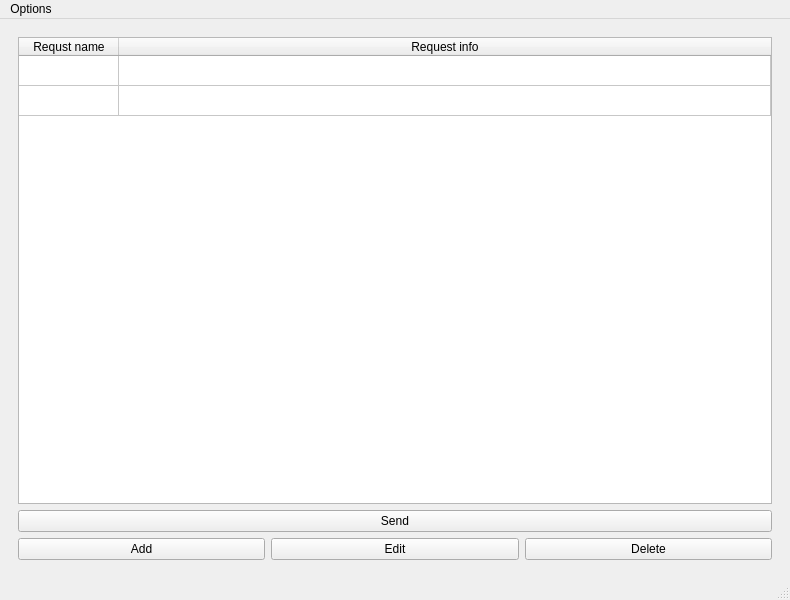
First picture: the form in untitled.ui, repository The6apcuk/time2rest, before the edit.
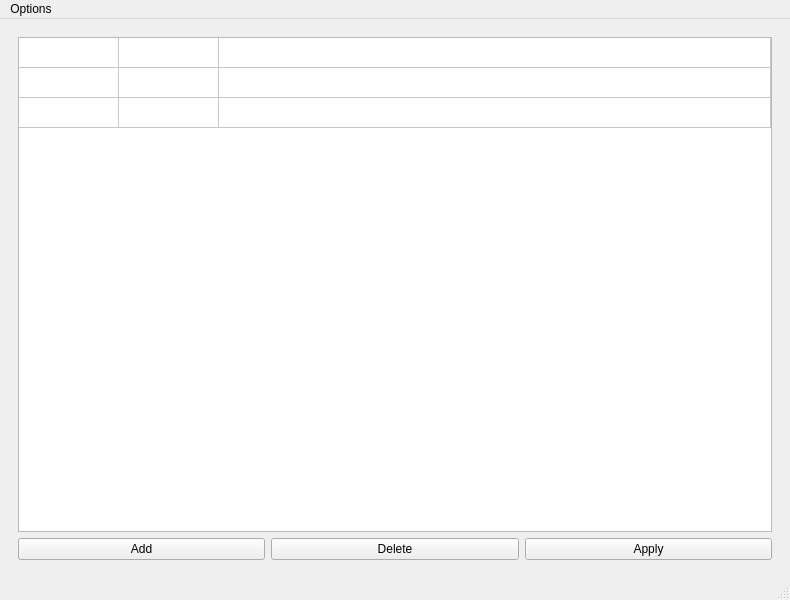
Second picture: the form after the edit. The open tabs and pages were chosen to show the change.

Patch:
```diff
--- a/untitled.ui
+++ b/untitled.ui
@@ -15,7 +15,7 @@
   </property>
   <widget class="QWidget" name="centralwidget">
    <layout class="QGridLayout" name="gridLayout">
-    <item row="0" column="1">
+    <item row="2" column="0">
      <widget class="QStackedWidget" name="stackedWidget">
       <property name="currentIndex">
        <number>0</number>
@@ -247,6 +247,93 @@
         </item>
         <item row="4" column="0" colspan="2">
          <widget class="QPushButton" name="button_apply_config">
+          <property name="text">
+           <string>Apply</string>
+          </property>
+         </widget>
+        </item>
+        <item row="4" column="2">
+         <widget class="QPushButton" name="button_cancel_config">
+          <property name="text">
+           <string>Cancel</string>
+          </property>
+         </widget>
+        </item>
+       </layout>
+      </widget>
+      <widget class="QWidget" name="uri">
+       <layout class="QGridLayout" name="gridLayout_4">
+        <item row="0" column="0" colspan="3">
+         <widget class="QTableWidget" name="tableWidget_uri">
+          <property name="rowCount">
+           <number>3</number>
+          </property>
+          <property name="columnCount">
+           <number>3</number>
+          </property>
+          <attribute name="horizontalHeaderVisible">
+           <bool>false</bool>
+          </attribute>
+          <attribute name="horizontalHeaderCascadingSectionResizes">
+           <bool>false</bool>
+          </attribute>
+          <attribute name="horizontalHeaderStretchLastSection">
+           <bool>true</bool>
+          </attribute>
+          <attribute name="verticalHeaderVisible">
+           <bool>false</bool>
+          </attribute>
+          <attribute name="verticalHeaderStretchLastSection">
+           <bool>false</bool>
+          </attribute>
+          <row>
+           <property name="text">
+            <string>New Row</string>
+           </property>
+          </row>
+          <row>
+           <property name="text">
+            <string>New Row</string>
+           </property>
+          </row>
+          <row>
+           <property name="text">
+            <string>New Row</string>
+           </property>
+          </row>
+          <column>
+           <property name="text">
+            <string>URI</string>
+           </property>
+          </column>
+          <column>
+           <property name="text">
+            <string>Header names</string>
+           </property>
+          </column>
+          <column>
+           <property name="text">
+            <string>Bodies names</string>
+           </property>
+          </column>
+         </widget>
+        </item>
+        <item row="1" column="0">
+         <widget class="QPushButton" name="button_add_uri">
+          <property name="text">
+           <string>Add</string>
+          </property>
+         </widget>
+        </item>
+        <item row="1" column="1">
+         <widget class="QPushButton" name="button_delete_uri">
+          <property name="text">
+           <string>Delete</string>
+          </property>
+         </widget>
+        </item>
+        <item row="1" column="2">
+         <widget class="QPushButton" name="button_apply_uri">
           <property name="text">
            <string>Apply</string>
           </property>
```
Left out of the diff: 48 changed lines with no effect on the pictures.
